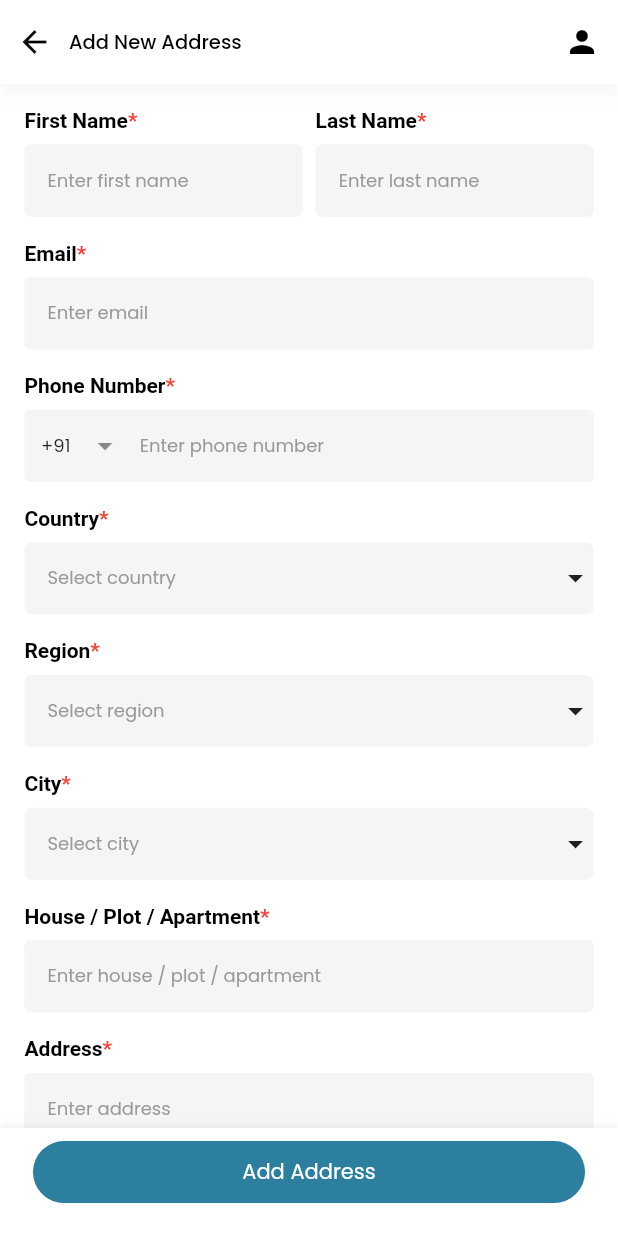
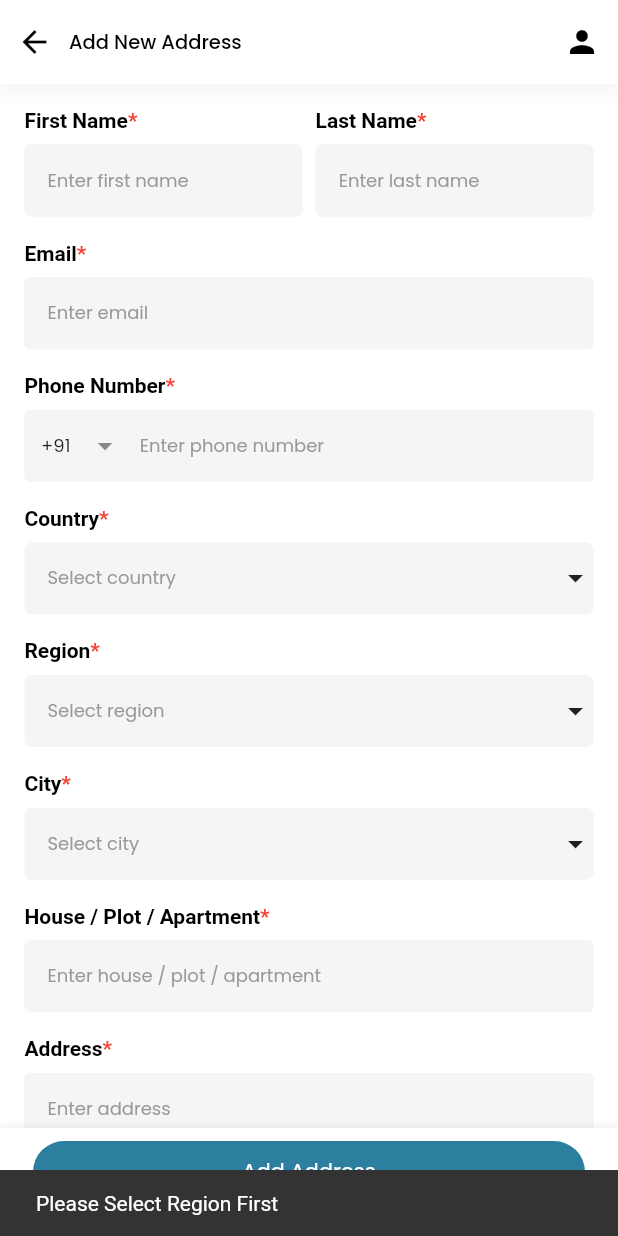
Before and after one commit to AmitKanani88/clabs, a Flutter app: the AddAddressScreen screen opened directly, after a tap on "Select city", on a phone screen of 412 x 824 dp. Run offline on Flutter 3.47's test engine with Material 2 defaults, Android fonts, the phone set to English and light mode, and no system bars; our stand-ins replace bloc, flutter_bloc, flutter_screenutil, google_fonts; missing offline and left inert: country_state_city.

Commit message:
- bug fixed 'regions not displayed'

```diff
--- a/lib/app/Bloc/Address/address_bloc.dart
+++ b/lib/app/Bloc/Address/address_bloc.dart
@@ -12,7 +12,9 @@ class AddressBloc extends Bloc<AddressEvent, AddressState> {
     on<AddressEvent>((event, emit) {
       print(event);
       print("SelectPhoneCode $event ${event is SelectPhoneCode}");
-      if (event is EditFirstName) {
+      if (event is ResetData) {
+        emit(AddressState());
+      } else if (event is EditFirstName) {
         emit(state.copyWith(
           firstName: event.props.first as String,
         ));
--- a/lib/app/Bloc/Address/address_event.dart
+++ b/lib/app/Bloc/Address/address_event.dart
@@ -15,6 +15,8 @@ class SelectPhoneCode extends AddressEvent {
   @override
   List<String> get props => [phoneCode];
 }
+
+class ResetData extends AddressEvent {}
 
 class EditFirstName extends AddressEvent {
   final String str;
--- a/lib/app/Bloc/Countries/countries_bloc.dart
+++ b/lib/app/Bloc/Countries/countries_bloc.dart
@@ -14,6 +14,7 @@ part 'countries_state.dart';
 class CountriesBloc extends Bloc<CountriesEvent, CountriesState> {
   CountriesBloc() : super(CountriesInitial()) {
     on<CountriesEvent>((event, emit) async {
+      print(event);
       if (event is GetAllPhoneCode) {
         try {
           emit(PhoneCodeLoading());
--- a/lib/app/View/address/view_all_adress_screen.dart
+++ b/lib/app/View/address/view_all_adress_screen.dart
@@ -1,6 +1,8 @@
+import 'package:clabs/app/Bloc/Address/address_bloc.dart';
 import 'package:clabs/app/View/address/add_address_screen.dart';
 import 'package:clabs/app/const/app_colors.dart';
 import 'package:flutter/material.dart';
+import 'package:flutter_bloc/flutter_bloc.dart';
 import 'package:flutter_screenutil/flutter_screenutil.dart';
 
 class ViewAllAddress extends StatelessWidget {
@@ -23,6 +25,7 @@ class ViewAllAddress extends StatelessWidget {
         actions: [
           InkWell(
             onTap: () {
+              context.read<AddressBloc>().add(ResetData());
               Navigator.push(context,
                   MaterialPageRoute(builder: (_) => AddAddressScreen()));
             },
--- a/lib/app/View/address/widgets/cities_picker_field.dart
+++ b/lib/app/View/address/widgets/cities_picker_field.dart
@@ -32,15 +32,11 @@ class _CityPickerFieldState extends State<CityPickerField> {
   @override
   void initState() {
     super.initState();
-    _countriesBloc = context.read<CountriesBloc>();
-
-    _countriesBloc.add(GetAllCountries());
   }
 
   @override
   Widget build(BuildContext context) {
-    var addressState = context.read<AddressBloc>().state;
-
+    _countriesBloc = context.read<CountriesBloc>();
     return Column(
       crossAxisAlignment: CrossAxisAlignment.start,
       children: [
@@ -68,7 +64,11 @@ class _CityPickerFieldState extends State<CityPickerField> {
           width: double.infinity,
           child: InkWell(
             onTap: () {
-              if (addressState == null) {
+              var addressState = context.read<AddressBloc>().state;
+
+              if (addressState.region == null) {
+                ScaffoldMessenger.of(context).showSnackBar(
+                    SnackBar(content: Text("Please Select Region First")));
                 return;
               }
               _countriesBloc.add(GetRegionwiseCity(
@@ -84,6 +84,11 @@ class _CityPickerFieldState extends State<CityPickerField> {
                       if (state is CitiesLoading) {
                         return const Center(child: CircularProgressIndicator());
                       } else if (state is CitiesLoaded) {
+                        if (state.citiess.isEmpty) {
+                          return Center(
+                            child: Text("No Cities found"),
+                          );
+                        }
                         return ListView.builder(
                           itemCount: state.citiess.length,
                           itemBuilder: (context, index) => Padding(
--- a/lib/app/View/address/widgets/custom_phone_field.dart
+++ b/lib/app/View/address/widgets/custom_phone_field.dart
@@ -75,6 +75,7 @@ class _CustomPhoneFieldState extends State<CustomPhoneField> {
             maxLines: 1,
             maxLength: 10,
             inputFormatters: [FilteringTextInputFormatter.digitsOnly],
+            keyboardType: TextInputType.phone,
             decoration: InputDecoration(
               filled: true,
               counterText: '',
--- a/lib/app/View/address/widgets/custom_text_field.dart
+++ b/lib/app/View/address/widgets/custom_text_field.dart
@@ -1,5 +1,6 @@
 import 'package:clabs/app/const/app_colors.dart';
 import 'package:flutter/material.dart';
+import 'package:flutter/services.dart';
 
 import 'package:flutter_screenutil/flutter_screenutil.dart';
 
@@ -47,6 +48,10 @@ class CustomTextField extends StatelessWidget {
           style: const TextStyle(fontSize: 12, fontWeight: FontWeight.w600),
           onChanged: onChanged,
           maxLines: 1,
+          keyboardType: title.contains('Zip') ? TextInputType.number : null,
+          inputFormatters: title.contains('Zip')
+              ? []
+              : [FilteringTextInputFormatter.digitsOnly],
           decoration: InputDecoration(
             filled: true,
             hintMaxLines: 1,
--- a/lib/app/View/address/widgets/region_picker_field.dart
+++ b/lib/app/View/address/widgets/region_picker_field.dart
@@ -34,7 +34,7 @@ class _RegionPickerFieldState extends State<RegionPickerField> {
     super.initState();
     _countriesBloc = context.read<CountriesBloc>();
 
-    _countriesBloc.add(GetAllCountries());
+    // _countriesBloc.add(GetAllCountries());
   }
 
   @override
@@ -68,6 +68,8 @@ class _RegionPickerFieldState extends State<RegionPickerField> {
             child: InkWell(
               onTap: () {
                 if (context.read<AddressBloc>().state.country == null) {
+                  ScaffoldMessenger.of(context).showSnackBar(
+                      SnackBar(content: Text("Please Select Country First")));
                   return;
                 }
                 _countriesBloc.add(GetCountrywiseRegion(
@@ -84,6 +86,11 @@ class _RegionPickerFieldState extends State<RegionPickerField> {
                           return const Center(
                               child: CircularProgressIndicator());
                         } else if (state is RegionsLoaded) {
+                          if (state.regionss.isEmpty) {
+                            return Center(
+                              child: Text("No Regions found"),
+                            );
+                          }
                           return ListView.builder(
                             itemCount: state.regionss.length,
                             itemBuilder: (context, index) => Padding(
```
